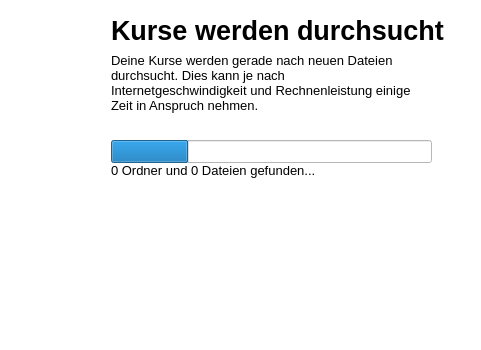
HannesHipp/IliasCrawler, file old/resources/CrawlingView.ui: the form before one commit; both pictures show x 319 to 800 and y 150 to 500 of the 800 by 500 pixel window.
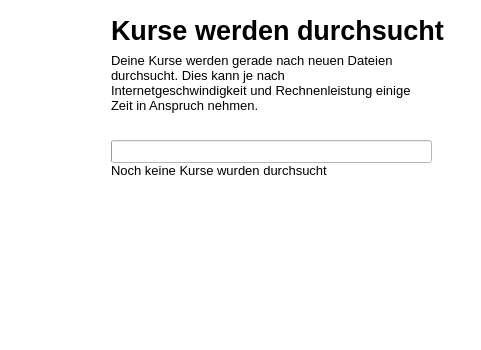
The form after the commit. Icons and pictures are not drawn.

Patch:
```diff
--- a/old/resources/CrawlingView.ui
+++ b/old/resources/CrawlingView.ui
@@ -112,7 +112,7 @@
     </rect>
    </property>
    <property name="value">
-    <number>24</number>
+    <number>0</number>
    </property>
    <property name="alignment">
     <set>Qt::AlignCenter</set>
@@ -147,7 +147,7 @@
 font: 10pt &quot;Segoe UI&quot;;</string>
    </property>
    <property name="text">
-    <string>0 Ordner und 0 Dateien gefunden...</string>
+    <string>Noch keine Kurse wurden durchsucht</string>
    </property>
    <property name="wordWrap">
     <bool>true</bool>
```
